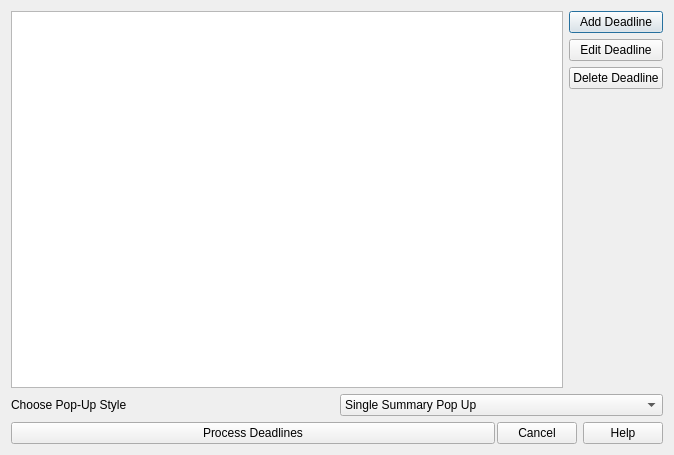
This is ConfigForm/form.ui in BSCrumpton/Deadline2 as Qt 5 draws it before an edit. The edited form follows.
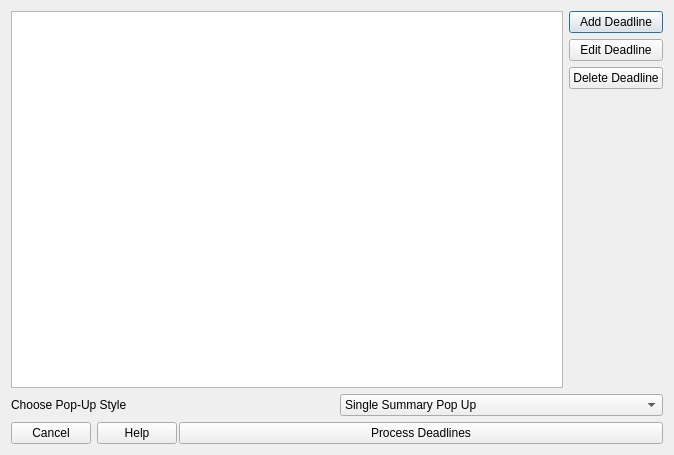
This is the edited form.

Commit message: moved process deadline to bottom right instead of bottom left

What changed in the file:
```diff
--- a/ConfigForm/form.ui
+++ b/ConfigForm/form.ui
@@ -108,13 +108,6 @@
      <property name="spacing">
       <number>2</number>
      </property>
-     <item>
-      <widget class="QPushButton" name="ProcessDeadlineBox">
-       <property name="text">
-        <string>Process Deadlines</string>
-       </property>
-      </widget>
-     </item>
      <item>
       <widget class="QDialogButtonBox" name="buttonBox">
        <property name="enabled">
@@ -137,6 +130,13 @@
        </property>
       </widget>
      </item>
+     <item>
+      <widget class="QPushButton" name="ProcessDeadlineBox">
+       <property name="text">
+        <string>Process Deadlines</string>
+       </property>
+      </widget>
+     </item>
     </layout>
    </item>
   </layout>
```
Left out of the diff: 2 changed lines with no effect on the pictures. The commit also changes 2 other files.
